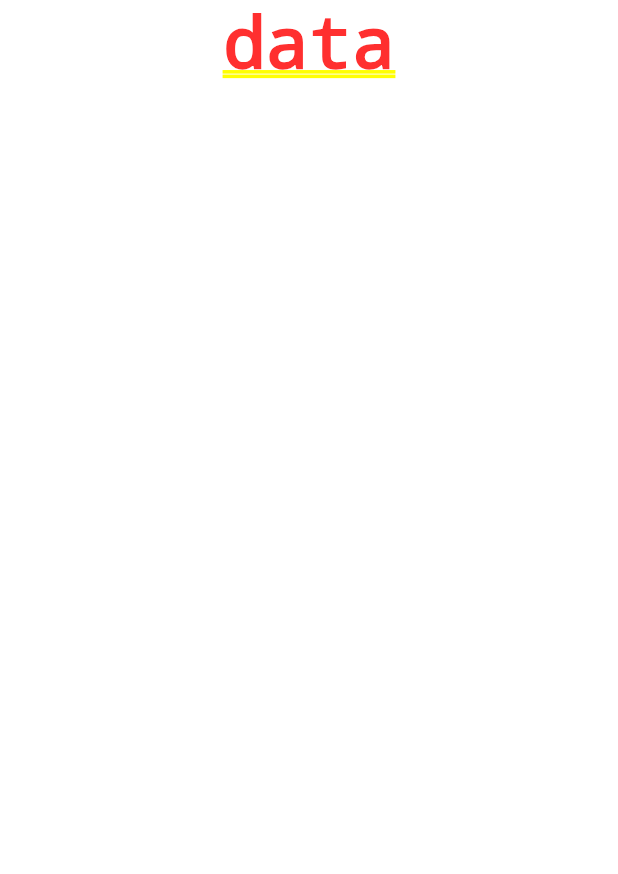
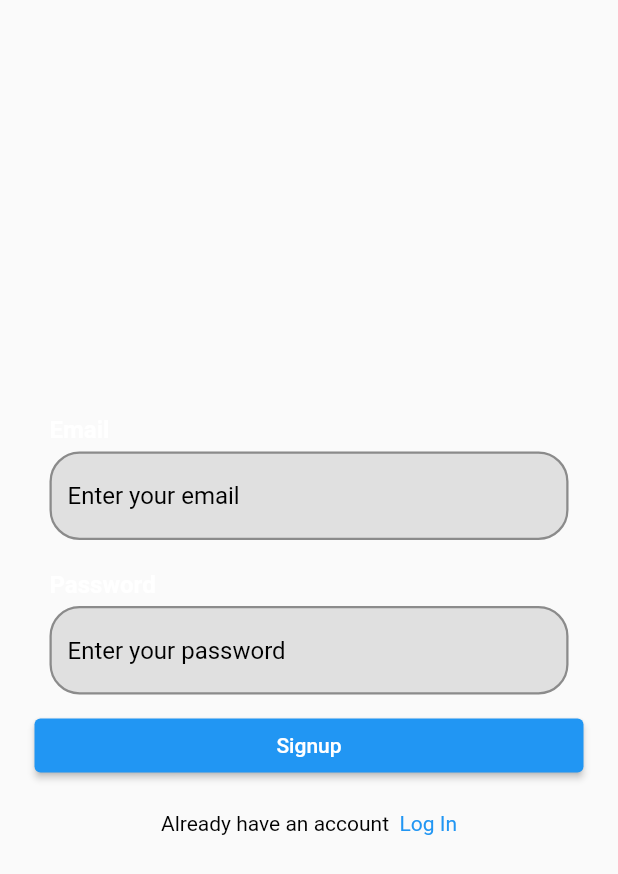
Before and after one commit to abhithapa/bmi_calculator, a Flutter app: the LoginScreen screen opened directly, after a tap on "Sign Up", on a phone screen of 412 x 824 dp. Shown: the top 874 px of the screen. Run offline on Flutter 3.47's test engine with Material 2 defaults, Android fonts, the phone set to English and light mode, and no system bars; our stand-ins replace bot_toast, firebase_auth, firebase_core, isar; missing offline and left inert: dart:ffi, iconify_flutter; accounts and stored records are empty; generated files the repository leaves out were written again.

```diff
--- a/lib/auth/login_screen.dart
+++ b/lib/auth/login_screen.dart
@@ -3,7 +3,6 @@ import 'package:bmi_calculator/provider/firebase_provider.dart';
 import 'package:bmi_calculator/screens/home_page.dart';
 import 'package:bmi_calculator/widgets/custom_textfield.dart';
 import 'package:bot_toast/bot_toast.dart';
-import 'package:firebase_auth/firebase_auth.dart';
 import 'package:flutter/material.dart';
 import 'package:provider/provider.dart';
 
@@ -99,7 +98,7 @@ class LoginScreen extends StatelessWidget {
                           Navigator.push(
                               context,
                               MaterialPageRoute(
-                                  builder: (context) => SignUpScreen()));
+                                  builder: (context) => SignupScreen()));
                         },
                         child: Text('Sign Up',
                             style: TextStyle(color: Colors.white70)),
--- a/lib/auth/signup_screen.dart
+++ b/lib/auth/signup_screen.dart
@@ -1,17 +1,91 @@
 import 'package:flutter/material.dart';
-import 'package:flutter/src/widgets/framework.dart';
-import 'package:flutter/src/widgets/placeholder.dart';
+import 'package:bmi_calculator/provider/firebase_provider.dart';
+import 'package:bmi_calculator/widgets/custom_textfield.dart';
+import 'package:bot_toast/bot_toast.dart';
+import 'package:provider/provider.dart';
 
-class SignUpScreen extends StatelessWidget {
-  const SignUpScreen({super.key});
 
+class SignupScreen extends StatelessWidget {
+  SignupScreen({super.key});
+
+  final TextEditingController _emailController = TextEditingController();
+  final TextEditingController _passwordController = TextEditingController();
+  final _signUpFromKey = GlobalKey<FormState>();
   @override
   Widget build(BuildContext context) {
-    return Column(
-      children: [
-        Text('data'),
-
-      ],
+    return Scaffold(
+      body: Form(
+        key: _signUpFromKey,
+        child: Padding(
+          padding: const EdgeInsets.symmetric(horizontal: 23.0, vertical: 15),
+          child:
+              Consumer<FirebaseProvider>(builder: (context, fireProv, child) {
+            return Column(
+              mainAxisAlignment: MainAxisAlignment.center,
+              crossAxisAlignment: CrossAxisAlignment.start,
+              children: [
+                CustomTextField(
+                  label: 'Email',
+                  hintText: 'Enter your email',
+                  controller: _emailController,
+                  textInputType: TextInputType.emailAddress,
+                  textInputAction: TextInputAction.next,
+                ),
+                CustomTextField(
+                  label: 'Password',
+                  hintText: 'Enter your password',
+                  controller: _passwordController,
+                  textInputType: TextInputType.name,
+                  textInputAction: TextInputAction.done,
+                ),
+                SizedBox(
+                  width: MediaQuery.of(context).size.width,
+                  child: ElevatedButton(
+                      onPressed: () {
+                        if (_signUpFromKey.currentState!.validate()) {
+                          fireProv
+                              .signUpWithFirebase(
+                                  email: _emailController.text,
+                                  password: _passwordController.text)
+                              .then((value) {
+                            print('*********singup valure ********');
+                            print(value);
+                            if (value) {
+                              BotToast.showText(text: 'Signup successfully');
+                            }
+                          });
+                        }
+                      },
+                      child: const Text('Signup')),
+                ),
+                const SizedBox(
+                  height: 20,
+                ),
+                Center(
+                  child: RichText(
+                      text: TextSpan(children: [
+                    const TextSpan(
+                        text: 'Already have an account  ',
+                        style: TextStyle(
+                          color: Colors.black,
+                        )),
+                    WidgetSpan(
+                        child: InkWell(
+                      onTap: () {
+                        Navigator.pop(context);
+                      },
+                      child: const Text(
+                        'Log In',
+                        style: TextStyle(color: Colors.blue),
+                      ),
+                    ))
+                  ])),
+                )
+              ],
+            );
+          }),
+        ),
+      ),
     );
   }
 }
```
